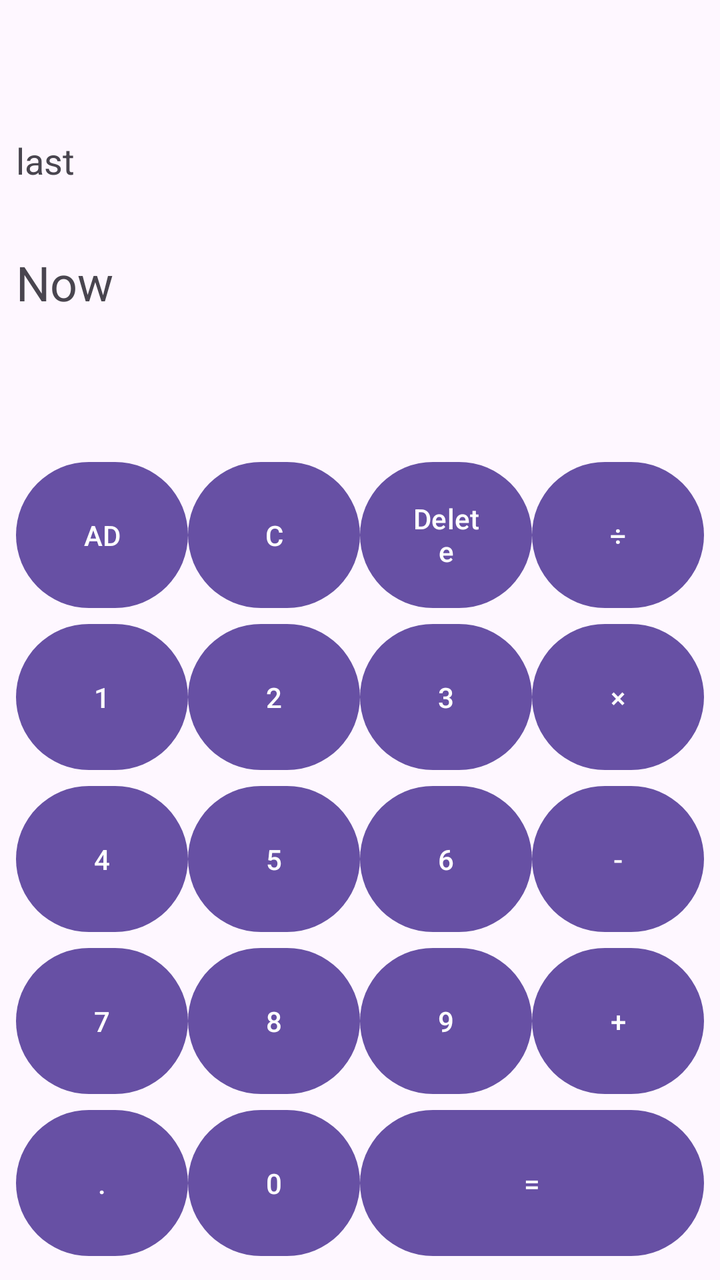
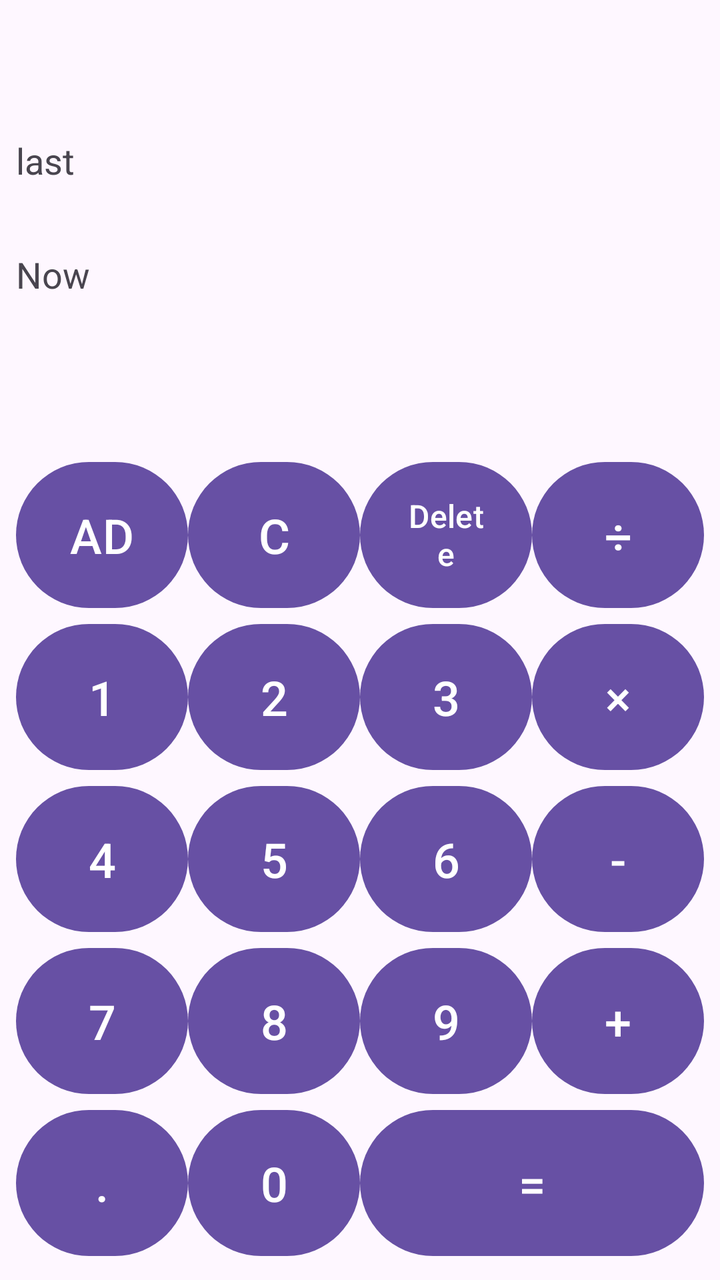

The first picture is an Android layout as it rendered before a commit; the second is the same layout after the commit. The layout source and the unified diff follow.
<!-- AndroidManifest.xml: application theme Theme.MyCalculator -->
<!-- res/layout/activity_main.xml -->
<?xml version="1.0" encoding="utf-8"?>
<LinearLayout
    xmlns:android="http://schemas.android.com/apk/res/android"
    xmlns:tools="http://schemas.android.com/tools"
    android:id="@+id/main"
    android:layout_width="match_parent"
    android:layout_height="match_parent"
    android:orientation="vertical"
    android:padding="8dp"
    tools:context=".MainActivity">

    <TextView
        android:id="@+id/textView1"
        android:layout_width="match_parent"
        android:layout_height="42dp"
        android:layout_marginTop="60dp"
        android:text="@string/last"
        android:textSize="18sp" />

    <TextView
        android:id="@+id/textView2"
        android:layout_width="match_parent"
        android:layout_height="42dp"
        android:layout_marginTop="15dp"
        android:layout_marginBottom="60dp"
        android:text="@string/now"
        android:textSize="24sp" />

    <GridLayout
        android:layout_width="match_parent"
        android:layout_height="0dp"
        android:layout_weight="1"
        android:columnCount="4"
        android:rowCount="5">

        <Button
            android:id="@+id/buttonAD"
            android:layout_width="0dp"
            android:layout_height="0dp"
            android:layout_columnWeight="1"
            android:layout_rowWeight="1"
            android:text="@string/ad" />

        <Button
            android:id="@+id/buttonC"
            android:layout_width="0dp"
            android:layout_height="0dp"
            android:layout_columnWeight="1"
            android:layout_rowWeight="1"
            android:text="@string/c" />

        <Button
            android:id="@+id/buttonDelete"
            android:layout_width="0dp"
            android:layout_height="0dp"
            android:layout_columnWeight="1"
            android:layout_rowWeight="1"
            android:text="@string/del" />

        <Button
            android:id="@+id/buttonDivide"
            android:layout_width="0dp"
            android:layout_height="0dp"
            android:layout_columnWeight="1"
            android:layout_rowWeight="1"
            android:text="@string/Divide" />

        <Button
            android:id="@+id/button1"
            android:layout_width="0dp"
            android:layout_height="0dp"
            android:layout_columnWeight="1"
            android:layout_rowWeight="1"
            android:text="@string/_1" />

        <Button
            android:id="@+id/button2"
            android:layout_width="0dp"
            android:layout_height="0dp"
            android:layout_columnWeight="1"
            android:layout_rowWeight="1"
            android:text="@string/_2" />

        <Button
            android:id="@+id/button3"
            android:layout_width="0dp"
            android:layout_height="0dp"
            android:layout_columnWeight="1"
            android:layout_rowWeight="1"
            android:text="@string/_3" />

        <Button
            android:id="@+id/buttonMultiply"
            android:layout_width="0dp"
            android:layout_height="0dp"
            android:layout_columnWeight="1"
            android:layout_rowWeight="1"
            android:text="@string/Multiply" />

        <Button
            android:id="@+id/button4"
            android:layout_width="0dp"
            android:layout_height="0dp"
            android:layout_columnWeight="1"
            android:layout_rowWeight="1"
            android:text="@string/_4" />

        <Button
            android:id="@+id/button5"
            android:layout_width="0dp"
            android:layout_height="0dp"
            android:layout_columnWeight="1"
            android:layout_rowWeight="1"
            android:text="@string/_5" />

        <Button
            android:id="@+id/button6"
            android:layout_width="0dp"
            android:layout_height="0dp"
            android:layout_columnWeight="1"
            android:layout_rowWeight="1"
            android:text="@string/_6" />

        <Button
            android:id="@+id/buttonMinus"
            android:layout_width="0dp"
            android:layout_height="0dp"
            android:layout_columnWeight="1"
            android:layout_rowWeight="1"
            android:text="@string/Reduce" />

        <Button
            android:id="@+id/button7"
            android:layout_width="0dp"
            android:layout_height="0dp"
            android:layout_columnWeight="1"
            android:layout_rowWeight="1"
            android:text="@string/_7" />

        <Button
            android:id="@+id/button8"
            android:layout_width="0dp"
            android:layout_height="0dp"
            android:layout_columnWeight="1"
            android:layout_rowWeight="1"
            android:text="@string/_8" />

        <Button
            android:id="@+id/button9"
            android:layout_width="0dp"
            android:layout_height="0dp"
            android:layout_columnWeight="1"
            android:layout_rowWeight="1"
            android:text="@string/_9" />

        <Button
            android:id="@+id/buttonPlus"
            android:layout_width="0dp"
            android:layout_height="0dp"
            android:layout_columnWeight="1"
            android:layout_rowWeight="1"
            android:text="@string/Add" />

        <Button
            android:id="@+id/buttonDot"
            android:layout_width="0dp"
            android:layout_height="0dp"
            android:layout_columnWeight="1"
            android:layout_rowWeight="1"
            android:text="@string/point" />

        <Button
            android:id="@+id/button0"
            android:layout_width="0dp"
            android:layout_height="0dp"
            android:layout_columnWeight="1"
            android:layout_rowWeight="1"
            android:text="@string/_0" />

        <Button
            android:id="@+id/buttonEqual"
            android:layout_width="0dp"
            android:layout_height="0dp"
            android:layout_columnSpan="2"
            android:layout_columnWeight="2"
            android:layout_rowWeight="1"
            android:text="@string/Answer" />

    </GridLayout>

</LinearLayout>
<!-- resources referenced by this layout -->
<resources>
  <string name="Add">+</string>
  <string name="Answer">=</string>
  <string name="Divide">÷</string>
  <string name="Multiply">×</string>
  <string name="Reduce">-</string>
  <string name="_0">0</string>
  <string name="_1">1</string>
  <string name="_2">2</string>
  <string name="_3">3</string>
  <string name="_4">4</string>
  <string name="_5">5</string>
  <string name="_6">6</string>
  <string name="_7">7</string>
  <string name="_8">8</string>
  <string name="_9">9</string>
  <string name="ad">AD</string>
  <string name="c">C</string>
  <string name="del">Delete</string>
  <string name="last">last</string>
  <string name="now">Now</string>
  <string name="point">.</string>
  <style name="Theme.MyCalculator" parent="Base.Theme.MyCalculator" />
  <style name="Base.Theme.MyCalculator" parent="Theme.Material3.DayNight.NoActionBar">
          
          
      </style>
</resources>

<!-- the commit's change to res/layout/activity_main.xml (unified diff, before → after) -->
@@ -24,7 +24,7 @@
         android:layout_marginTop="15dp"
         android:layout_marginBottom="60dp"
         android:text="@string/now"
-        android:textSize="24sp" />
+        android:textSize="18sp" />
 
     <GridLayout
         android:layout_width="match_parent"
@@ -39,6 +39,7 @@
             android:layout_height="0dp"
             android:layout_columnWeight="1"
             android:layout_rowWeight="1"
+            android:textSize="24sp"
             android:text="@string/ad" />
 
         <Button
@@ -47,6 +48,7 @@
             android:layout_height="0dp"
             android:layout_columnWeight="1"
             android:layout_rowWeight="1"
+            android:textSize="24sp"
             android:text="@string/c" />
 
         <Button
@@ -55,6 +57,7 @@
             android:layout_height="0dp"
             android:layout_columnWeight="1"
             android:layout_rowWeight="1"
+            android:textSize="16sp"
             android:text="@string/del" />
 
         <Button
@@ -63,6 +66,7 @@
             android:layout_height="0dp"
             android:layout_columnWeight="1"
             android:layout_rowWeight="1"
+            android:textSize="24sp"
             android:text="@string/Divide" />
 
         <Button
@@ -71,6 +75,7 @@
             android:layout_height="0dp"
             android:layout_columnWeight="1"
             android:layout_rowWeight="1"
+            android:textSize="24sp"
             android:text="@string/_1" />
 
         <Button
@@ -79,6 +84,7 @@
             android:layout_height="0dp"
             android:layout_columnWeight="1"
             android:layout_rowWeight="1"
+            android:textSize="24sp"
             android:text="@string/_2" />
 
         <Button
@@ -87,6 +93,7 @@
             android:layout_height="0dp"
             android:layout_columnWeight="1"
             android:layout_rowWeight="1"
+            android:textSize="24sp"
             android:text="@string/_3" />
 
         <Button
@@ -95,6 +102,7 @@
             android:layout_height="0dp"
             android:layout_columnWeight="1"
             android:layout_rowWeight="1"
+            android:textSize="24sp"
             android:text="@string/Multiply" />
 
         <Button
@@ -103,6 +111,7 @@
             android:layout_height="0dp"
             android:layout_columnWeight="1"
             android:layout_rowWeight="1"
+            android:textSize="24sp"
             android:text="@string/_4" />
 
         <Button
@@ -111,6 +120,7 @@
             android:layout_height="0dp"
             android:layout_columnWeight="1"
             android:layout_rowWeight="1"
+            android:textSize="24sp"
             android:text="@string/_5" />
 
         <Button
@@ -119,6 +129,7 @@
             android:layout_height="0dp"
             android:layout_columnWeight="1"
             android:layout_rowWeight="1"
+            android:textSize="24sp"
             android:text="@string/_6" />
 
         <Button
@@ -127,6 +138,7 @@
             android:layout_height="0dp"
             android:layout_columnWeight="1"
             android:layout_rowWeight="1"
+            android:textSize="24sp"
             android:text="@string/Reduce" />
 
         <Button
@@ -135,6 +147,7 @@
             android:layout_height="0dp"
             android:layout_columnWeight="1"
             android:layout_rowWeight="1"
+            android:textSize="24sp"
             android:text="@string/_7" />
 
         <Button
@@ -143,6 +156,7 @@
             android:layout_height="0dp"
             android:layout_columnWeight="1"
             android:layout_rowWeight="1"
+            android:textSize="24sp"
             android:text="@string/_8" />
 
         <Button
@@ -151,6 +165,7 @@
             android:layout_height="0dp"
             android:layout_columnWeight="1"
             android:layout_rowWeight="1"
+            android:textSize="24sp"
             android:text="@string/_9" />
 
         <Button
@@ -159,6 +174,7 @@
             android:layout_height="0dp"
             android:layout_columnWeight="1"
             android:layout_rowWeight="1"
+            android:textSize="24sp"
             android:text="@string/Add" />
 
         <Button
@@ -167,6 +183,7 @@
             android:layout_height="0dp"
             android:layout_columnWeight="1"
             android:layout_rowWeight="1"
+            android:textSize="24sp"
             android:text="@string/point" />
 
         <Button
@@ -175,6 +192,7 @@
             android:layout_height="0dp"
             android:layout_columnWeight="1"
             android:layout_rowWeight="1"
+            android:textSize="24sp"
             android:text="@string/_0" />
 
         <Button
@@ -184,6 +202,7 @@
             android:layout_columnSpan="2"
             android:layout_columnWeight="2"
             android:layout_rowWeight="1"
+            android:textSize="24sp"
             android:text="@string/Answer" />
 
     </GridLayout>
